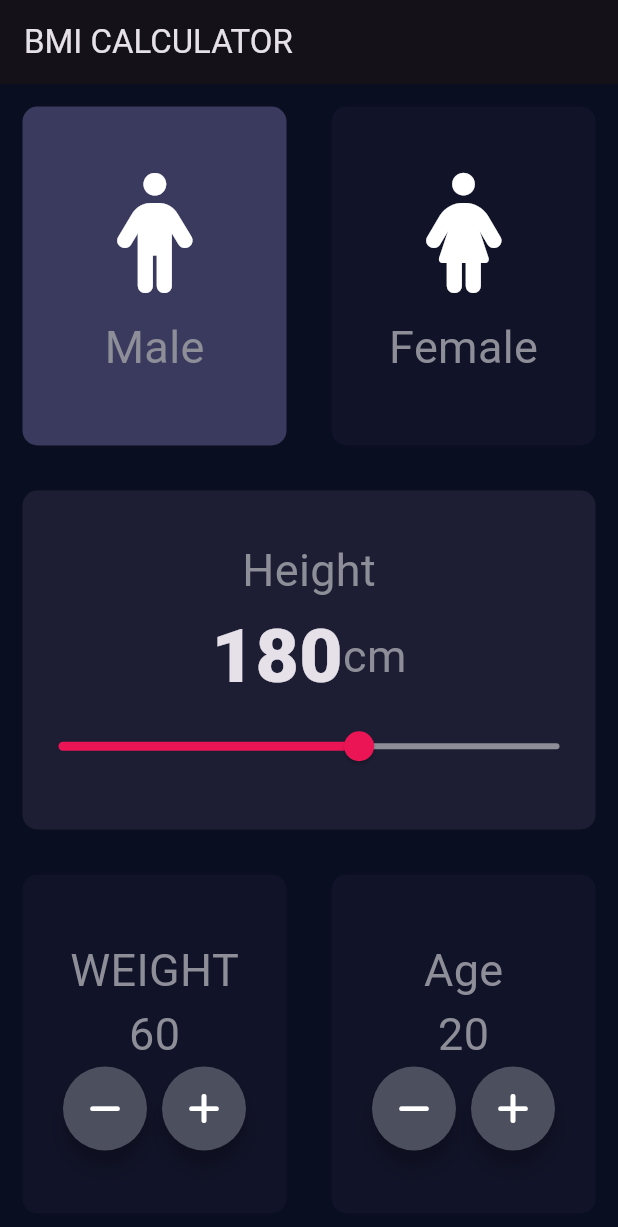
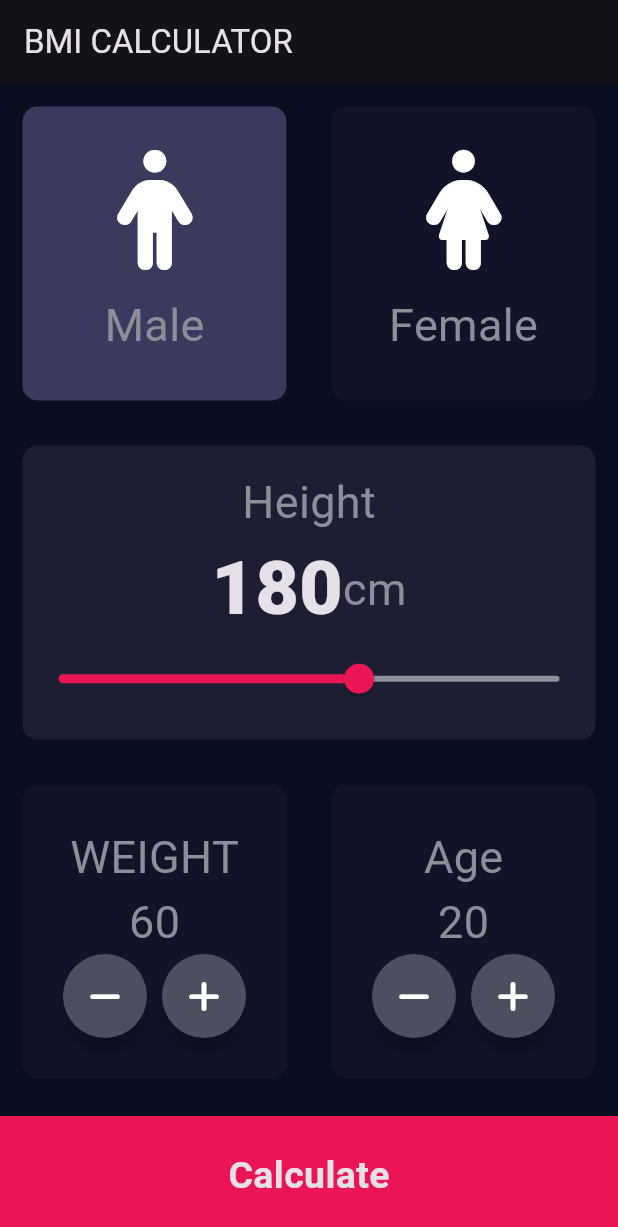
Before and after one commit to Mr-Zainulabadin/bmi, a Flutter app: the screen it shows after launch, on a phone screen of 412 x 824 dp. Shown: the top 1227 px of the screen. Run offline on Flutter 3.47's test engine with Material 3 defaults, Android fonts, the phone set to English and light mode, and no system bars; our stand-ins replace font_awesome_flutter; missing offline and left inert: dart:js.

```diff
--- a/lib/constantFile.dart
+++ b/lib/constantFile.dart
@@ -7,4 +7,10 @@ const deactiveColor = Color(0xFF111328);
 const kLabelStyle = TextStyle(
   fontSize: 30.0,
   color: Color(0xFF8D8E98)
+
 );
+
+const klargeButtons = TextStyle(
+  fontSize: 25.0,
+  fontWeight: FontWeight.bold,
+);
--- a/lib/input_page.dart
+++ b/lib/input_page.dart
@@ -1,8 +1,11 @@
+import 'dart:js';
+
 import 'package:flutter/material.dart';
 import 'package:font_awesome_flutter/font_awesome_flutter.dart';
 import 'container_file.dart';
 import 'icon_file.dart';
 import 'constantFile.dart'; // Corrected import
+import 'resultFile.dart';
 
 enum Gender {
   male,
@@ -200,6 +203,23 @@ class _InputPageState extends State<InputPage> {
               ],
             ),
           ),
+          GestureDetector(
+            onTap: (){
+              Navigator.push(context,MaterialPageRoute(builder: (context)=> ResultScreen ()));
+
+            },
+          child: Container(
+            child: Center(
+              child: Text('Calculate',
+                style: klargeButtons,),
+            ),
+
+            color: Color(0xFFEB1555),
+            margin: EdgeInsets.only(top: 10.0),
+            width: double.infinity,
+            height: 80.0,
+          ),),
+
         ],
       ),
     );
```
Also changed, not shown: lib/resultFile.dart (added, +17 -0 lines).
